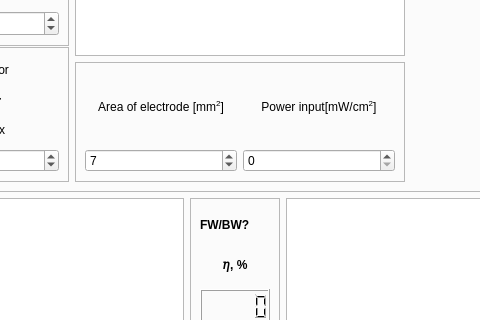
userIsTaken/SolarVACh, file GUI/Solar.ui: the form before one commit; both pictures show x 291 to 771 and y 277 to 597 of the 1052 by 894 pixel window.
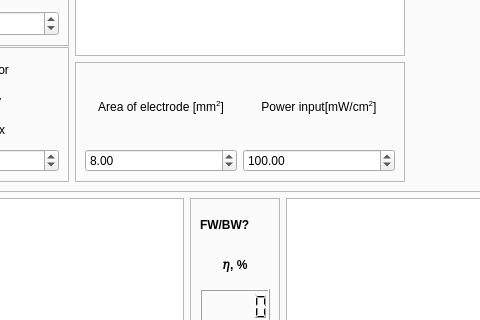
The form after the commit. The open tabs and pages were chosen to show the change. Custom widgets are drawn as their Qt base class.

What changed in the file:
```diff
--- a/GUI/Solar.ui
+++ b/GUI/Solar.ui
@@ -620,18 +620,31 @@
                 </property>
                </widget>
               </item>
-              <item row="1" column="0">
-               <widget class="QSpinBox" name="area_box">
-                <property name="maximum">
-                 <number>1000</number>
-                </property>
-                <property name="value">
-                 <number>7</number>
-                </property>
-               </widget>
-              </item>
               <item row="1" column="1">
-               <widget class="QSpinBox" name="power_input_box"/>
+               <widget class="QDoubleSpinBox" name="power_input_box">
+                <property name="minimum">
+                 <double>1.000000000000000</double>
+                </property>
+                <property name="maximum">
+                 <double>1000.000000000000000</double>
+                </property>
+                <property name="value">
+                 <double>100.000000000000000</double>
+                </property>
+               </widget>
+              </item>
+              <item row="1" column="0">
+               <widget class="QDoubleSpinBox" name="area_box">
+                <property name="minimum">
+                 <double>1.000000000000000</double>
+                </property>
+                <property name="maximum">
+                 <double>1000.000000000000000</double>
+                </property>
+                <property name="value">
+                 <double>8.000000000000000</double>
+                </property>
+               </widget>
               </item>
              </layout>
             </widget>
```
Left out of the diff: 8 changed lines with no effect on the pictures.
